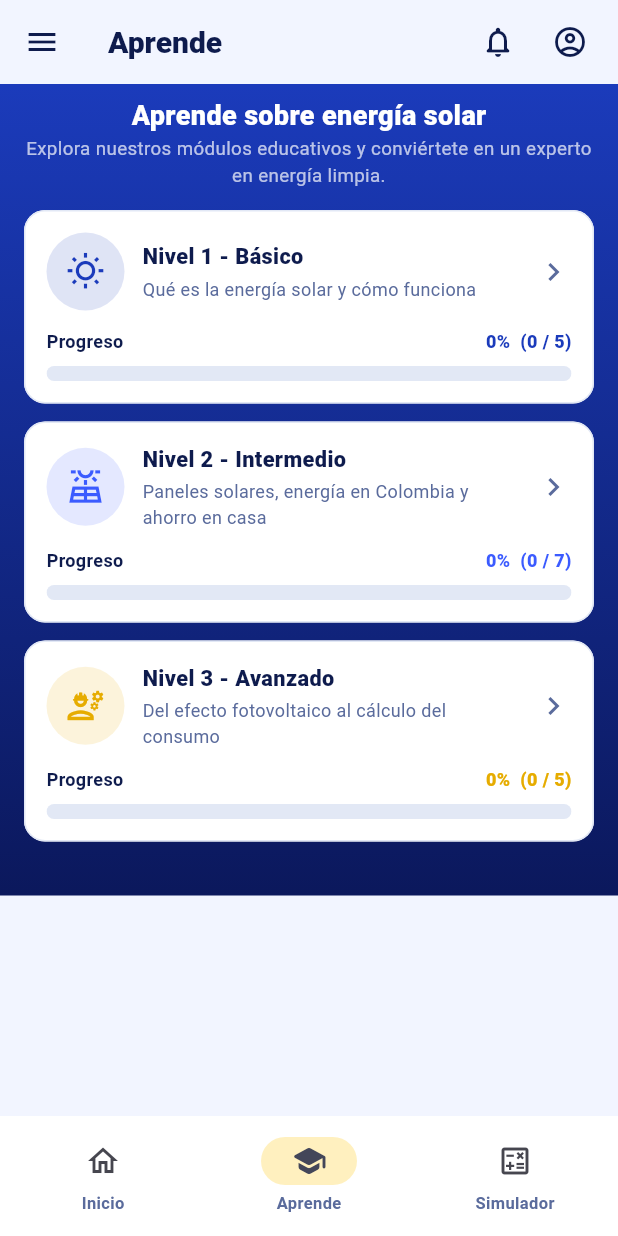
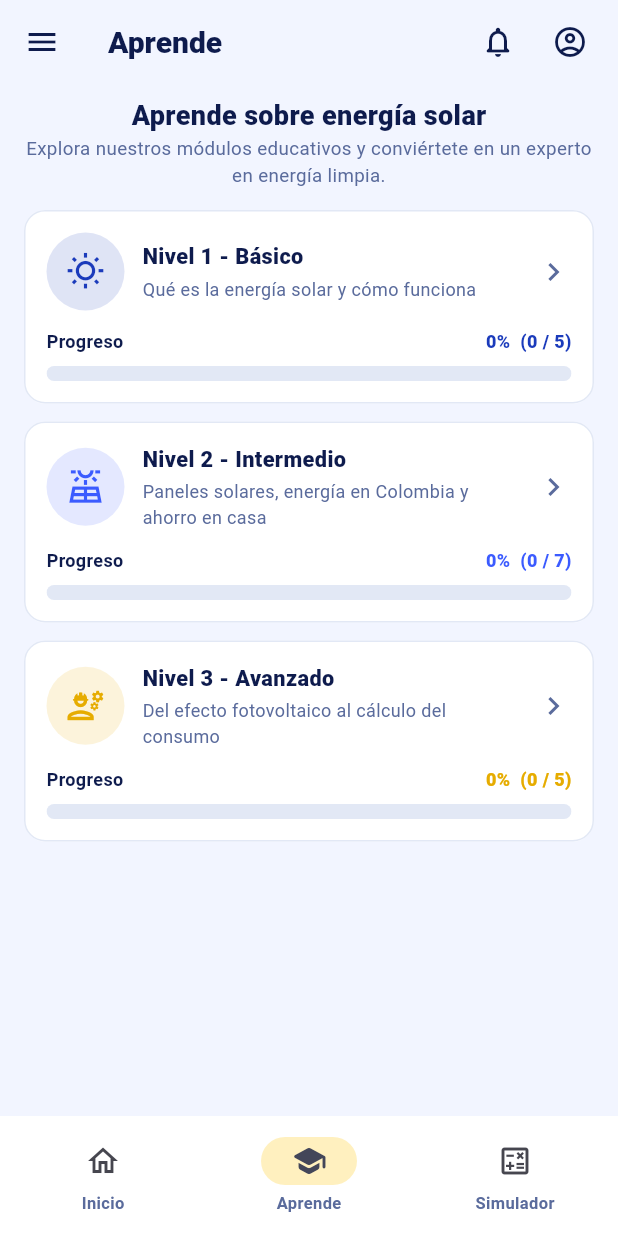
Before and after one commit to NymaXD/SolarO, a Flutter app: the AppShell screen opened directly, after a tap on "Aprende cómo ahorrar más energía", on a phone screen of 412 x 824 dp. Run offline on Flutter 3.47's test engine with Material 3 defaults, Android fonts, the phone set to English and light mode, and no system bars; our stand-ins replace shared_preferences, web; missing offline and left inert: dart:ui_web; accounts and stored records are empty; network calls fail.

Commit message:
fix(frontend): unify mobile screens with the light theme
Remove the blue gradient from the mobile home and learn screens so every section shares the same light background and card style. Text, charts, skeletons and empty states now follow the active theme colors.

```diff
--- a/lib/screens/home/home_screen.dart
+++ b/lib/screens/home/home_screen.dart
@@ -96,53 +96,61 @@ class _HomeScreenState extends State<HomeScreen> {
   // ---------- MÓVIL ----------
   Widget _mobile(BuildContext context) {
     return Container(
-      decoration: const BoxDecoration(gradient: AppColors.blueGradient),
+      color: Theme.of(context).scaffoldBackgroundColor,
       child: SingleChildScrollView(
         padding: const EdgeInsets.fromLTRB(16, 8, 16, 24),
         child: Column(
           crossAxisAlignment: CrossAxisAlignment.start,
           children: [
-            const SolarLogo(light: true, fontSize: 22),
+            const SolarLogo(fontSize: 22),
             const SizedBox(height: 12),
-            Text(tr('consumption'), style: const TextStyle(color: Colors.white70, fontSize: 14)),
+            Text(tr('consumption'), style: TextStyle(color: context.tMed, fontSize: 14)),
             Text(
               _total > 0 ? '${_total.toStringAsFixed(1)} kWh' : '-- kWh',
-              style: const TextStyle(fontSize: 32, fontWeight: FontWeight.w900, color: Colors.white),
+              style: TextStyle(fontSize: 32, fontWeight: FontWeight.w900, color: context.tDark),
             ),
             const SizedBox(height: 4),
             Text(
               _total > 0 ? '${_items.length} ${tr('appliances').toLowerCase()}' : tr('no_consumption'),
-              style: const TextStyle(color: Colors.white60, fontSize: 12),
+              style: TextStyle(color: context.tMed, fontSize: 12),
             ),
             const SizedBox(height: 8),
             Container(
               padding: const EdgeInsets.all(14),
-              decoration: BoxDecoration(color: Colors.white.withValues(alpha: 0.08), borderRadius: BorderRadius.circular(16), border: Border.all(color: Colors.white24)),
+              decoration: BoxDecoration(
+                color: context.cardBg,
+                borderRadius: BorderRadius.circular(16),
+                border: Border.all(color: context.border),
+              ),
               child: Column(
                 crossAxisAlignment: CrossAxisAlignment.start,
                 children: [
-                  Text(tr('monthly'), style: const TextStyle(color: Colors.white70, fontSize: 12)),
+                  Text(tr('monthly'), style: TextStyle(color: context.tMed, fontSize: 12)),
                   const SizedBox(height: 8),
                   _loading
-                      ? const ChartSkeleton(dark: true, height: 160)
+                      ? const ChartSkeleton(height: 160)
                       : (_items.isEmpty
-                          ? const EmptyChartBox(dark: true, height: 160)
-                          : _BarChart(items: _items, dark: true, height: 160)),
+                          ? const EmptyChartBox(height: 160)
+                          : _BarChart(items: _items, height: 160)),
                 ],
               ),
             ),
             const SizedBox(height: 16),
-            Text(tr('appliances'), style: const TextStyle(color: Colors.white, fontWeight: FontWeight.w800, fontSize: 15)),
+            Text(tr('appliances'),
+                style: TextStyle(color: context.tDark, fontWeight: FontWeight.w800, fontSize: 15)),
             const SizedBox(height: 8),
             if (_loading)
               Container(
                 padding: const EdgeInsets.symmetric(vertical: 14, horizontal: 12),
-                decoration: BoxDecoration(color: Colors.white.withValues(alpha: 0.06), borderRadius: BorderRadius.circular(16)),
-                child: const AppliancesSkeleton(dark: true),
+                decoration: BoxDecoration(
+                  color: context.cardBg,
+                  borderRadius: BorderRadius.circular(16),
+                  border: Border.all(color: context.border),
+                ),
+                child: const AppliancesSkeleton(),
               )
             else if (_items.isEmpty)
               EmptyState(
-                dark: true,
                 icon: Icons.kitchen_outlined,
                 title: tr('no_appliances'),
                 subtitle: tr('no_appliances_sub'),
@@ -156,7 +164,6 @@ class _HomeScreenState extends State<HomeScreen> {
                 children: [
                   for (var i = 0; i < _items.length; i++)
                     ApplianceItem(
-                      dark: true,
                       item: Appliance(
                         _items[i].name,
                         '${_items[i].kwhMonth.toStringAsFixed(1)} kWh',
@@ -297,13 +304,12 @@ class _HomeScreenState extends State<HomeScreen> {
 /// Gráfico de barras verticales de consumo mensual por electrodoméstico.
 class _BarChart extends StatelessWidget {
   final List<ApplianceItemData> items;
-  final bool dark;
   final double height;
-  const _BarChart({required this.items, this.dark = false, this.height = 180});
+  const _BarChart({required this.items, this.height = 180});
 
   @override
   Widget build(BuildContext context) {
-    final isDark = dark || context.isDark;
+    final isDark = context.isDark;
     final maxKwh = items.fold<double>(0, (a, e) => e.kwhMonth > a ? e.kwhMonth : a);
     final textColor = isDark ? Colors.white : AppColors.textDark;
     final subColor = isDark ? Colors.white70 : AppColors.textMedium;
--- a/lib/screens/learn/learn_screen.dart
+++ b/lib/screens/learn/learn_screen.dart
@@ -87,7 +87,7 @@ class _LearnScreenState extends State<LearnScreen> {
 
   Widget _mobile(BuildContext context) {
     return Container(
-      decoration: const BoxDecoration(gradient: AppColors.blueGradient),
+      color: Theme.of(context).scaffoldBackgroundColor,
       child: SafeArea(
         child: SingleChildScrollView(
           padding: const EdgeInsets.fromLTRB(16, 8, 16, 24),
@@ -96,23 +96,21 @@ class _LearnScreenState extends State<LearnScreen> {
             children: [
               Center(
                 child: Text(tr('learn_title'),
-                    style: const TextStyle(
-                        color: Colors.white,
+                    style: TextStyle(
+                        color: context.tDark,
                         fontWeight: FontWeight.w900,
                         fontSize: 18)),
               ),
               Center(
                 child: Text(tr('learn_sub'),
                     textAlign: TextAlign.center,
-                    style: const TextStyle(
-                        color: Colors.white70, fontSize: 12.5)),
+                    style: TextStyle(color: context.tMed, fontSize: 12.5)),
               ),
               const SizedBox(height: 14),
               if (_loading)
-                const LearnListSkeleton(dark: true)
+                const LearnListSkeleton()
               else if (_levels.isEmpty)
                 EmptyState(
-                  dark: true,
                   icon: Icons.school_outlined,
                   title: tr('no_modules'),
                   subtitle: tr('no_modules_sub'),
```
